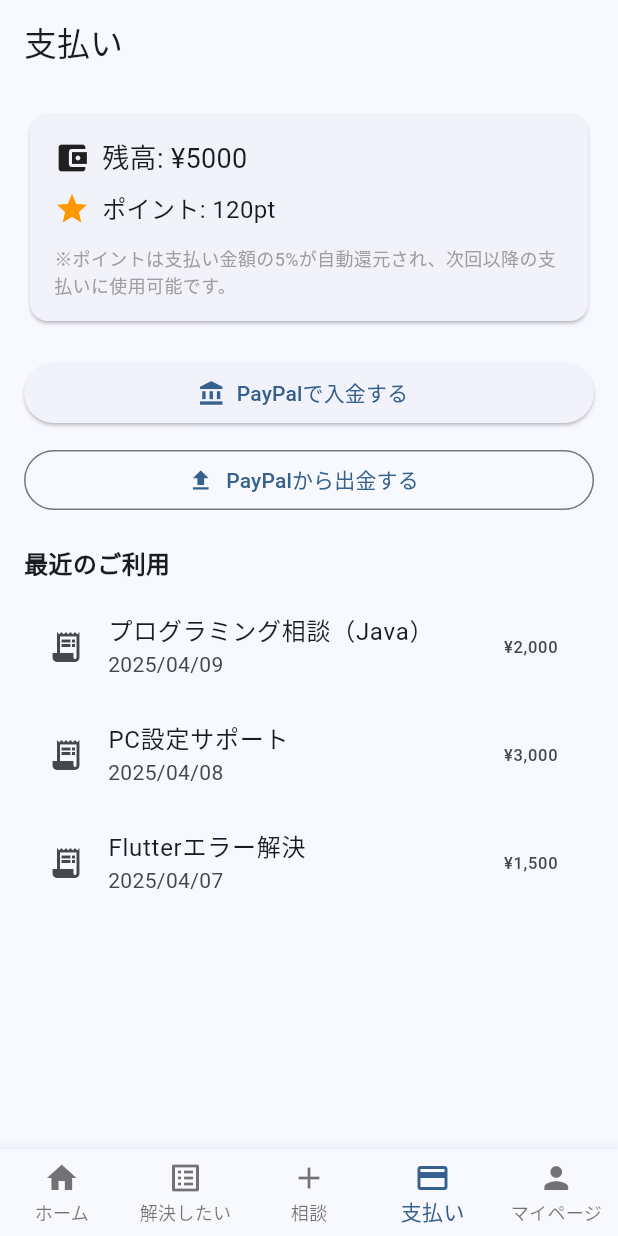
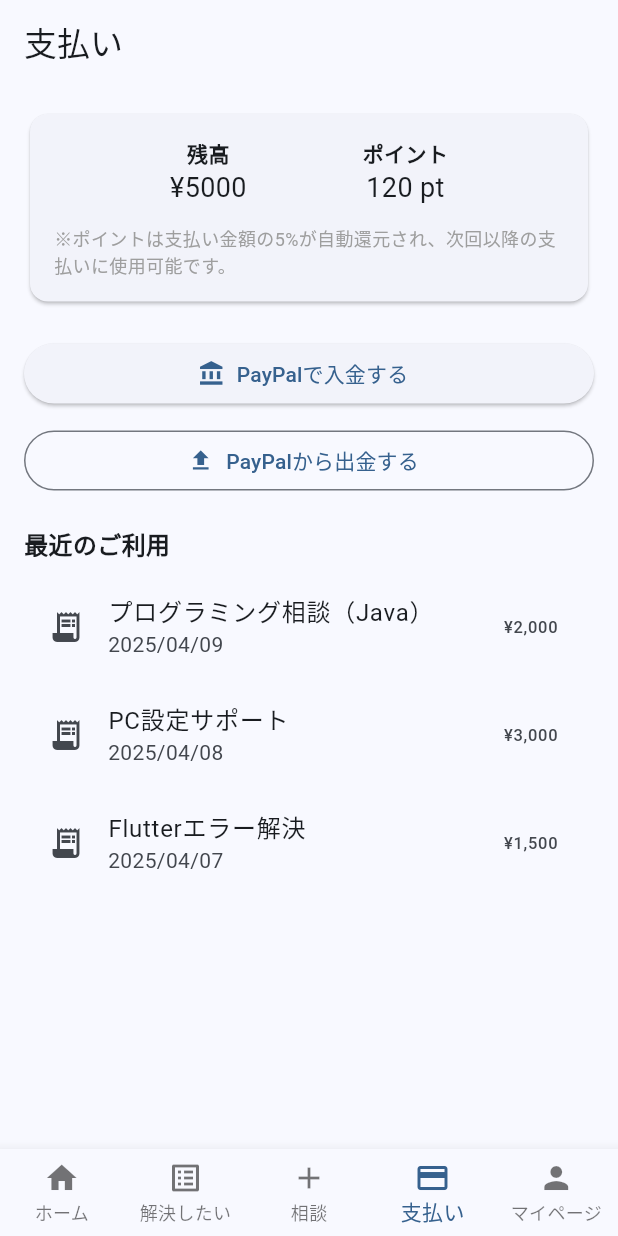
Before and after one commit to chumenium/graduation-project, a Flutter app: the screen it shows after launch, item 4 of the bottom bar chosen, on a phone screen of 412 x 824 dp. Run offline on Flutter 3.47's test engine with Material 3 defaults, Android fonts, the phone set to English and light mode, and no system bars; our stand-ins replace firebase_auth, firebase_core, google_sign_in; accounts and stored records are empty.

Commit message:
可視性向上3

```diff
--- a/lib/screens/main_pages/payment_screen.dart
+++ b/lib/screens/main_pages/payment_screen.dart
@@ -1,19 +1,20 @@
 import 'package:flutter/material.dart';
+import '../../widgets/balance_display.dart';
 
 class PaymentScreen extends StatelessWidget {
   const PaymentScreen({super.key});
 
-  @override
-  Widget build(BuildContext context) {
-    const int balance = 5000; // 円
-    const int points = 120; // pt
+  static const int _balance = 5000; // 円
+  static const int _points = 120; // pt
 
-    final List<Map<String, String>> recentTransactions = [
+  final List<Map<String, String>> _recentTransactions = const [
     {'title': 'プログラミング相談（Java）', 'date': '2025/04/09', 'amount': '¥2,000'},
     {'title': 'PC設定サポート', 'date': '2025/04/08', 'amount': '¥3,000'},
     {'title': 'Flutterエラー解決', 'date': '2025/04/07', 'amount': '¥1,500'},
   ];
 
+  @override
+  Widget build(BuildContext context) {
     return Scaffold(
       appBar: AppBar(title: const Text('支払い')),
       body: Padding(
@@ -21,42 +22,41 @@ class PaymentScreen extends StatelessWidget {
         child: Column(
           crossAxisAlignment: CrossAxisAlignment.start,
           children: [
-            // 残高・ポイント表示
-            const Card(
+            _buildBalanceCard(),
+            const SizedBox(height: 20),
+            _buildPaymentButtons(),
+            const SizedBox(height: 20),
+            _buildRecentTransactionsTitle(),
+            const SizedBox(height: 8),
+            _buildRecentTransactionsList(),
+          ],
+        ),
+      ),
+    );
+  }
+
+  Widget _buildBalanceCard() {
+    return const Card(
       child: Padding(
         padding: EdgeInsets.all(16),
         child: Column(
+          crossAxisAlignment: CrossAxisAlignment.start,
           children: [
-                    Row(
-                      children: [
-                        const Icon(Icons.account_balance_wallet),
-                        const SizedBox(width: 8),
-                        Text('残高: ¥$balance',
-                            style: const TextStyle(fontSize: 18)),
-                      ],
-                    ),
-                    SizedBox(height: 8),
-                    Row(
-                      children: [
-                        const Icon(Icons.star, color: Colors.orange),
-                        const SizedBox(width: 8),
-                        Text('ポイント: ${points}pt',
-                            style: const TextStyle(fontSize: 16)),
-                      ],
-                    ),
-                    const SizedBox(height: 12),
-                    const Text(
+            BalanceDisplay(balance: _balance, points: _points),
+            SizedBox(height: 12),
+            Text(
               '※ポイントは支払い金額の5%が自動還元され、次回以降の支払いに使用可能です。',
               style: TextStyle(fontSize: 12, color: Colors.grey),
             ),
           ],
         ),
       ),
-            ),
+    );
+  }
 
-            const SizedBox(height: 20),
-
-            // PayPal入金ボタン
+  Widget _buildPaymentButtons() {
+    return Column(
+      children: [
         SizedBox(
           width: double.infinity,
           child: ElevatedButton.icon(
@@ -67,10 +67,7 @@ class PaymentScreen extends StatelessWidget {
             },
           ),
         ),
-
         const SizedBox(height: 10),
-
-            // PayPal出金ボタン
         SizedBox(
           width: double.infinity,
           child: OutlinedButton.icon(
@@ -81,19 +78,23 @@ class PaymentScreen extends StatelessWidget {
             },
           ),
         ),
+      ],
+    );
+  }
 
-            const SizedBox(height: 20),
+  Widget _buildRecentTransactionsTitle() {
+    return const Text(
+      '最近のご利用',
+      style: TextStyle(fontSize: 16, fontWeight: FontWeight.bold),
+    );
+  }
 
-            const Text('最近のご利用',
-                style: TextStyle(fontSize: 16, fontWeight: FontWeight.bold)),
-
-            const SizedBox(height: 8),
-
-            Expanded(
+  Widget _buildRecentTransactionsList() {
+    return Expanded(
       child: ListView.builder(
-                itemCount: recentTransactions.length,
+        itemCount: _recentTransactions.length,
         itemBuilder: (context, index) {
-                  final transaction = recentTransactions[index];
+          final transaction = _recentTransactions[index];
           return ListTile(
             leading: const Icon(Icons.receipt_long),
             title: Text(transaction['title']!),
@@ -102,10 +103,6 @@ class PaymentScreen extends StatelessWidget {
           );
         },
       ),
-            ),
-          ],
-        ),
-      ),
     );
   }
 }
```
Lines whose indentation alone changed are shown as unchanged.
